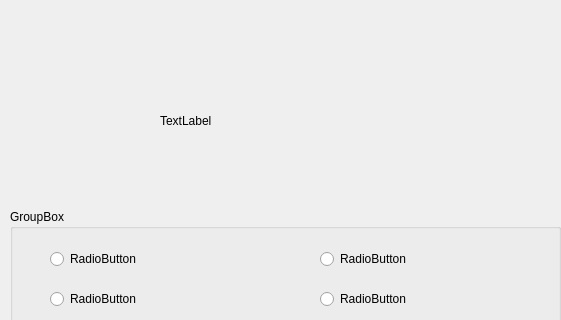
This is mainwindow.ui in NandhiniRam2005/CS3505-Group-Assignment9-LifeInvestor as Qt 5 draws it before an edit; both pictures show x 110 to 671 and y 0 to 320 of the 800 by 600 pixel window. The edited form follows.
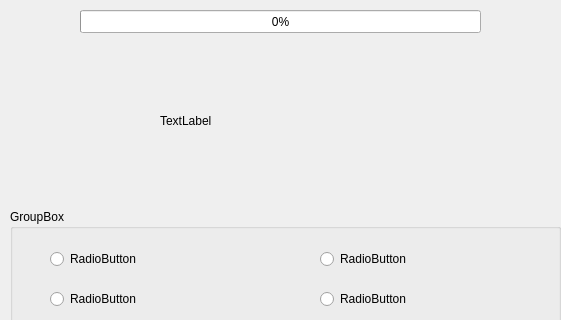
This is the edited form. The open tabs and pages were chosen to show the change.

Commit message: Quiz idea is done still need to do previous things

```diff
--- a/mainwindow.ui
+++ b/mainwindow.ui
@@ -172,6 +172,19 @@
        <string/>
       </property>
      </widget>
+     <widget class="QProgressBar" name="quizProgress">
+      <property name="geometry">
+       <rect>
+        <x>190</x>
+        <y>10</y>
+        <width>401</width>
+        <height>23</height>
+       </rect>
+      </property>
+      <property name="value">
+       <number>0</number>
+      </property>
+     </widget>
     </widget>
    </widget>
   </widget>
```
The commit also changes 3 other files.
